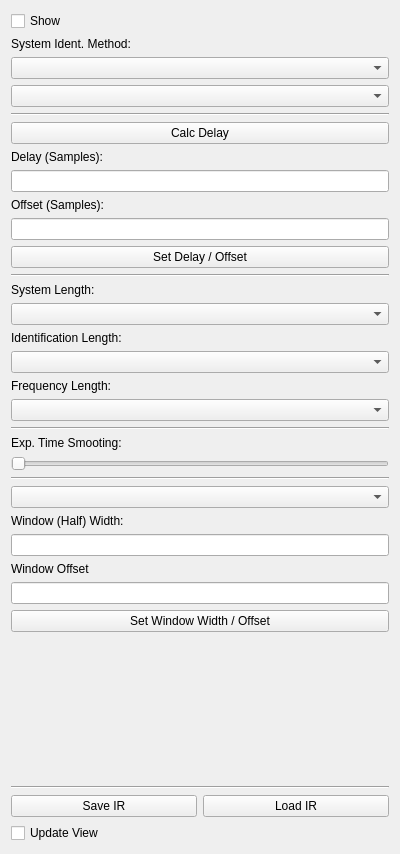
First picture: the form in channelconfigwidget.ui, repository uchrisu/Caa, before the edit.
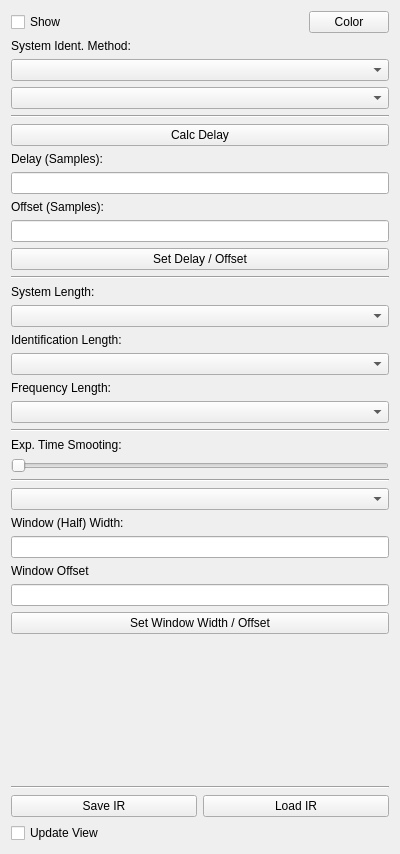
Second picture: the form after the edit.

Commit message: Plot color can now be chosen

Diff of the .ui file:
```diff
--- a/channelconfigwidget.ui
+++ b/channelconfigwidget.ui
@@ -17,11 +17,28 @@
    <item row="0" column="0">
     <layout class="QVBoxLayout" name="verticalLayout">
      <item>
+      <layout class="QHBoxLayout" name="horizontalLayout_2">
+       <item>
       <widget class="QCheckBox" name="checkBox_show">
        <property name="text">
         <string>Show</string>
        </property>
       </widget>
+       </item>
+       <item>
+        <widget class="QPushButton" name="pushButton_selColor">
+         <property name="sizePolicy">
+          <sizepolicy hsizetype="Fixed" vsizetype="Fixed">
+           <horstretch>0</horstretch>
+           <verstretch>0</verstretch>
+          </sizepolicy>
+         </property>
+         <property name="text">
+          <string>Color</string>
+         </property>
+        </widget>
+       </item>
+      </layout>
      </item>
      <item>
       <widget class="QLabel" name="label_SystemIdentMethod">
```
Lines whose indentation alone changed are shown as unchanged. The commit also changes 9 other files.
